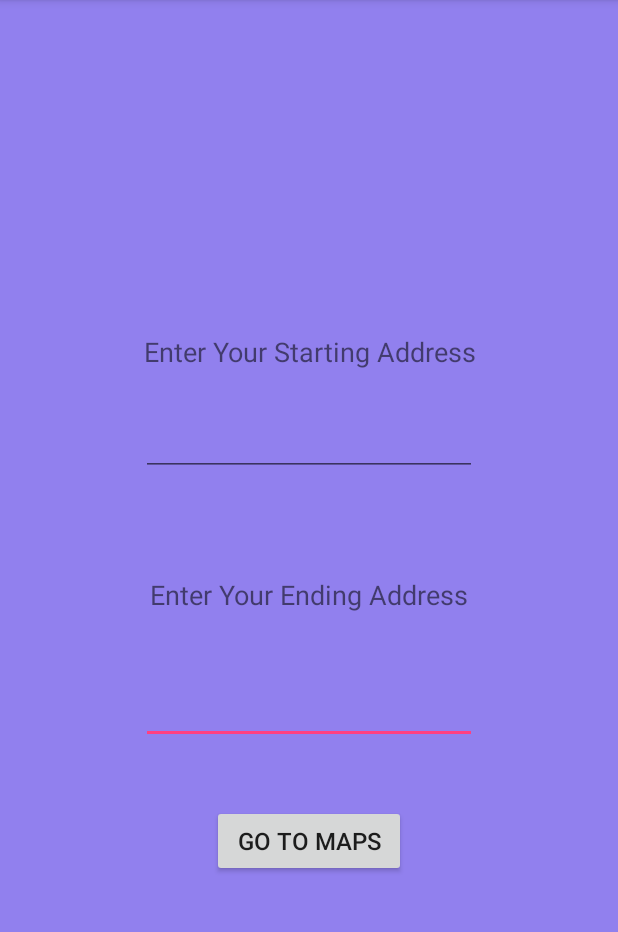
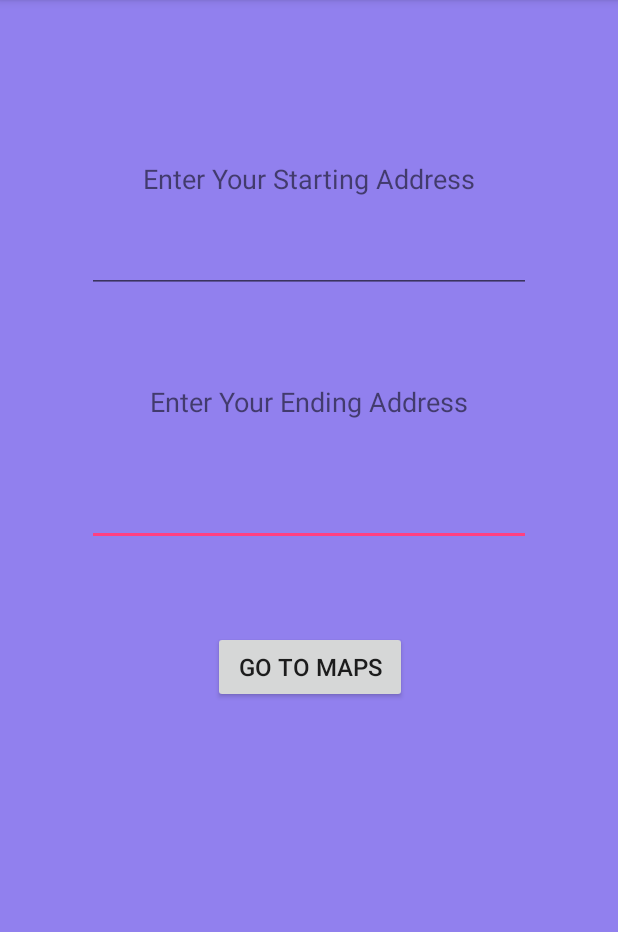
Before and after one commit to StrideSafe/StrideSafe, an Android app: the DecisionsActivity screen opened directly, with no data from a screen before it, on a phone screen of 412 x 824 dp, the part 84-1016 px from its top. Run offline under Robolectric (Android 15) with nearby library versions, the phone set to English and light mode, and no system bars.

Commit message:
Updated UI - Backgrounds and UI

```diff
--- a/app/src/main/res/layout/activity_decisions.xml
+++ b/app/src/main/res/layout/activity_decisions.xml
@@ -9,7 +9,7 @@
 
     <EditText
         android:id="@+id/UserEndLoc"
-        android:layout_width="224dp"
+        android:layout_width="296dp"
         android:layout_height="59dp"
         android:layout_marginBottom="8dp"
         android:layout_marginEnd="8dp"
@@ -21,7 +21,7 @@
         app:layout_constraintEnd_toEndOf="parent"
         app:layout_constraintStart_toStartOf="parent"
         app:layout_constraintTop_toTopOf="parent"
-        app:layout_constraintVertical_bias="0.619" />
+        app:layout_constraintVertical_bias="0.428" />
 
     <Button
         android:id="@+id/goMap"
@@ -38,13 +38,14 @@
         android:textSize="16sp"
         app:layout_constraintBottom_toBottomOf="parent"
         app:layout_constraintEnd_toEndOf="parent"
+        app:layout_constraintHorizontal_bias="0.502"
         app:layout_constraintStart_toStartOf="parent"
         app:layout_constraintTop_toTopOf="parent"
-        app:layout_constraintVertical_bias="0.751" />
+        app:layout_constraintVertical_bias="0.586" />
 
     <EditText
         android:id="@+id/UserStartLoc"
-        android:layout_width="224dp"
+        android:layout_width="296dp"
         android:layout_height="57dp"
         android:layout_marginBottom="8dp"
         android:layout_marginEnd="8dp"
@@ -56,7 +57,7 @@
         app:layout_constraintEnd_toEndOf="parent"
         app:layout_constraintStart_toStartOf="parent"
         app:layout_constraintTop_toTopOf="parent"
-        app:layout_constraintVertical_bias="0.363" />
+        app:layout_constraintVertical_bias="0.187" />
 
     <TextView
         android:id="@+id/textView2"
@@ -72,10 +73,9 @@
         android:textSize="18sp"
         app:layout_constraintBottom_toBottomOf="parent"
         app:layout_constraintEnd_toEndOf="parent"
-        app:layout_constraintHorizontal_bias="0.502"
         app:layout_constraintStart_toStartOf="parent"
         app:layout_constraintTop_toTopOf="parent"
-        app:layout_constraintVertical_bias="0.294" />
+        app:layout_constraintVertical_bias="0.136" />
 
     <TextView
         android:id="@+id/textView3"
@@ -93,6 +93,6 @@
         app:layout_constraintEnd_toEndOf="parent"
         app:layout_constraintStart_toStartOf="parent"
         app:layout_constraintTop_toTopOf="parent"
-        app:layout_constraintVertical_bias="0.519" />
+        app:layout_constraintVertical_bias="0.341" />
 
 </android.support.constraint.ConstraintLayout>
```
